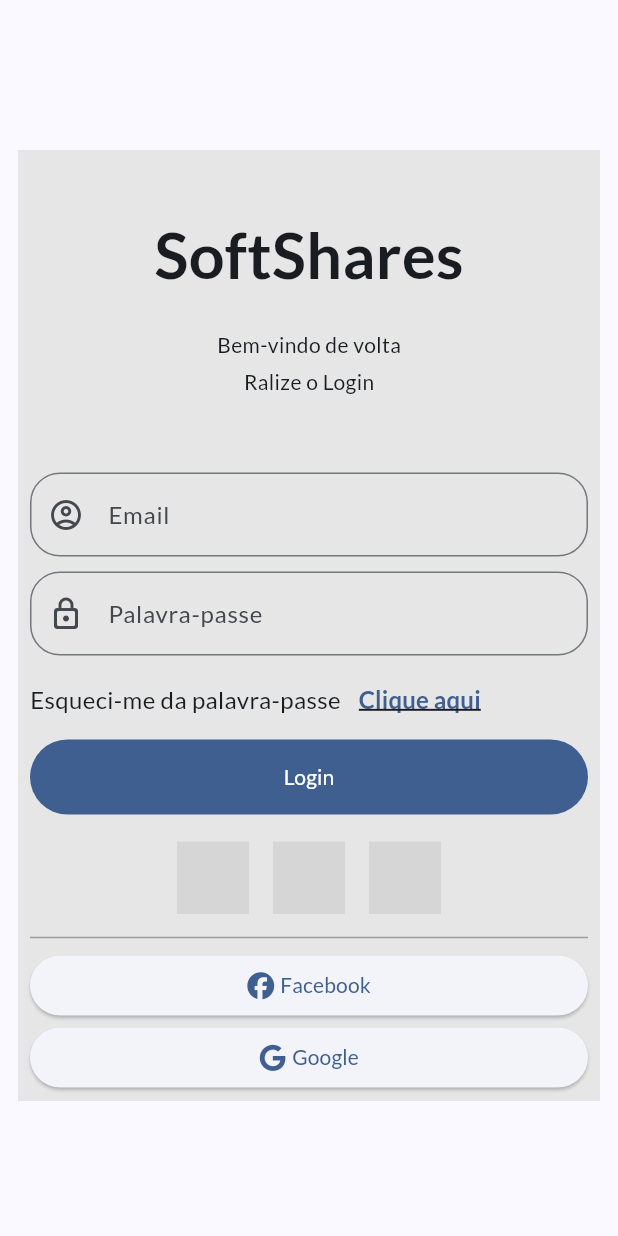
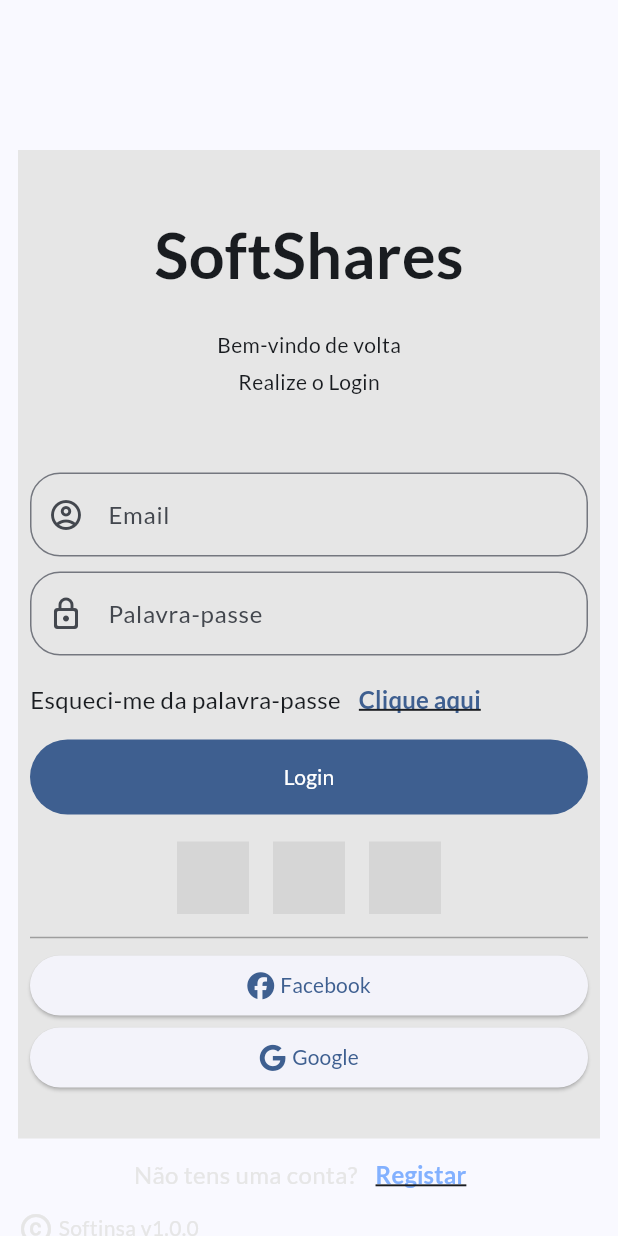
Before and after one commit to asousapt/softshares_mobile, a Flutter app: the screen it shows after launch, on a phone screen of 412 x 824 dp. Run offline on Flutter 3.47's test engine with Material 3 defaults, Android fonts, the phone set to English and light mode, and no system bars; our stand-ins replace font_awesome_flutter, google_fonts, package_info_plus, table_calendar; missing offline and left inert: country_flags; grey boxes are pictures that could not be loaded.

Commit message:
Ecrã de Login terminado

```diff
--- a/lib/screens/Login/login.dart
+++ b/lib/screens/Login/login.dart
@@ -1,6 +1,7 @@
 import "package:flutter/material.dart";
 import 'package:country_flags/country_flags.dart';
 import 'package:font_awesome_flutter/font_awesome_flutter.dart';
+import 'package:package_info_plus/package_info_plus.dart';
 
 class EcraLogin extends StatefulWidget {
   const EcraLogin({super.key});
@@ -12,6 +13,7 @@ class EcraLogin extends StatefulWidget {
 }
 
 class _EcraLoginState extends State<EcraLogin> {
+  String version = 'Loading...';
   String email = '';
   String pass = '';
   late TextEditingController controlEmail;
@@ -23,7 +25,7 @@ class _EcraLoginState extends State<EcraLogin> {
     super.initState();
     controlEmail = TextEditingController();
     controlPass = TextEditingController();
-// inicializacao do controlador
+    getVersion();
   }
 
   @override
@@ -42,15 +44,23 @@ class _EcraLoginState extends State<EcraLogin> {
     //bd.inserirvalor(Email, Passricao);
   }
 
+  Future<void> getVersion() async {
+    PackageInfo packageInfo = await PackageInfo.fromPlatform();
+    setState(() {
+      version = packageInfo.version;
+    });
+  }
+
   @override
   Widget build(BuildContext context) {
     return Scaffold(
       body: Padding(
-        padding:
-            const EdgeInsets.only(left: 12, right: 12, top: 100, bottom: 90),
-        child: Container(
+        padding: const EdgeInsets.only(left: 12, right: 12, top: 100),
+        child: SingleChildScrollView(
+          child: Column(
+            children: [
+              Container(
                 color: Theme.of(context).canvasColor,
-          child: SingleChildScrollView(
                 child: Expanded(
                   child: Column(
                     mainAxisSize: MainAxisSize.max,
@@ -70,13 +80,13 @@ class _EcraLoginState extends State<EcraLogin> {
                       ),
                       SizedBox(height: 5),
                       Text(
-                    "Ralize o Login",
+                        "Realize o Login",
                         style: const TextStyle(fontSize: 14),
                       ),
                       const SizedBox(height: 50),
                       Container(
-                    margin:
-                        const EdgeInsets.only(left: 8, right: 8, bottom: 30),
+                        margin: const EdgeInsets.only(
+                            left: 8, right: 8, bottom: 30),
                         child: Column(
                           children: [
                             TextFormField(
@@ -235,6 +245,44 @@ class _EcraLoginState extends State<EcraLogin> {
                   ),
                 ),
               ),
+              Row(
+                mainAxisAlignment: MainAxisAlignment.center,
+                children: [
+                  Text(
+                    "Não tens uma conta?",
+                    style: const TextStyle(
+                      fontSize: 16,
+                      color: const Color.fromRGBO(230, 230, 230, 1),
+                    ),
+                  ),
+                  TextButton(
+                    onPressed: () =>
+                        {Navigator.pushNamed(context, "/registar")},
+                    child: const Text("Registar",
+                        style: TextStyle(
+                            color: Color(0xFF83B1FF),
+                            fontSize: 16,
+                            fontWeight: FontWeight.bold,
+                            decoration: TextDecoration.underline)),
+                  )
+                ],
+              ),
+              Row(
+                children: [
+                  const Icon(
+                    Icons.copyright,
+                    color: Color.fromRGBO(230, 230, 230, 1),
+                  ),
+                  const SizedBox(width: 3),
+                  Text(
+                    "Softinsa v$version",
+                    style: const TextStyle(
+                        color: Color.fromRGBO(230, 230, 230, 1)),
+                  )
+                ],
+              )
+            ],
+          ),
         ),
       ),
     );
--- a/pubspec.yaml
+++ b/pubspec.yaml
@@ -39,6 +39,7 @@ dependencies:
   font_awesome_flutter: ^10.7.0
   google_fonts: ^6.2.0
   country_flags: ^2.2.0
+  package_info_plus: ^8.0.0
 
 dev_dependencies:
   flutter_test:
```
Also changed, not shown: pubspec.lock, 1 other file. Lines whose indentation alone changed are shown as unchanged.
